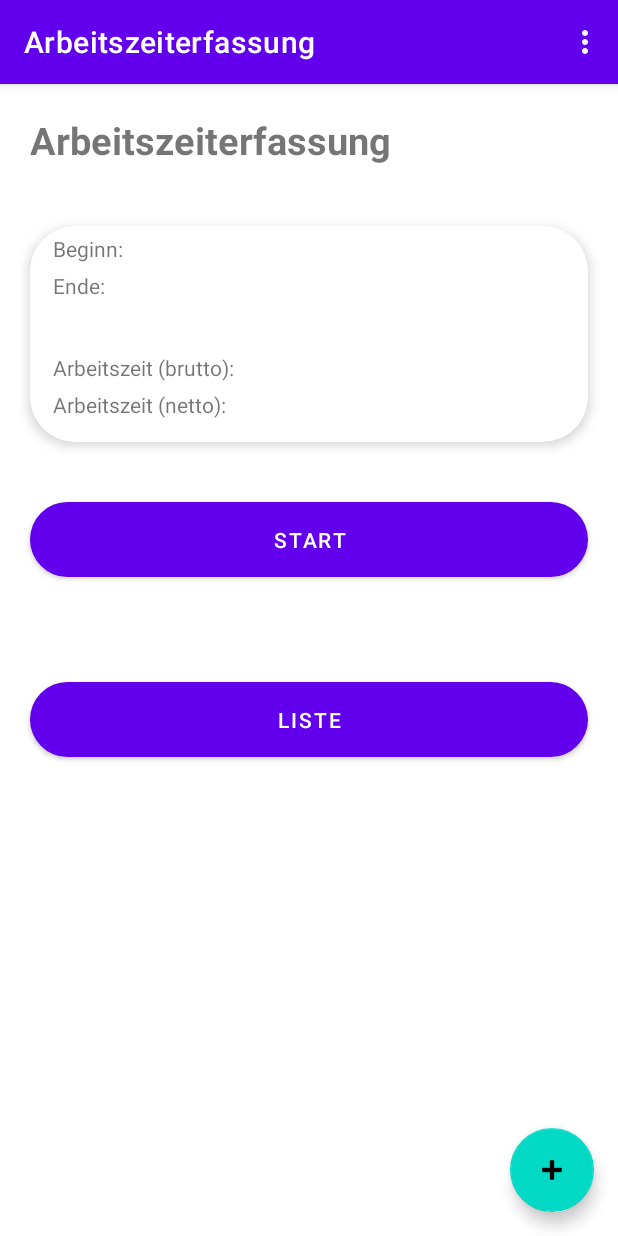
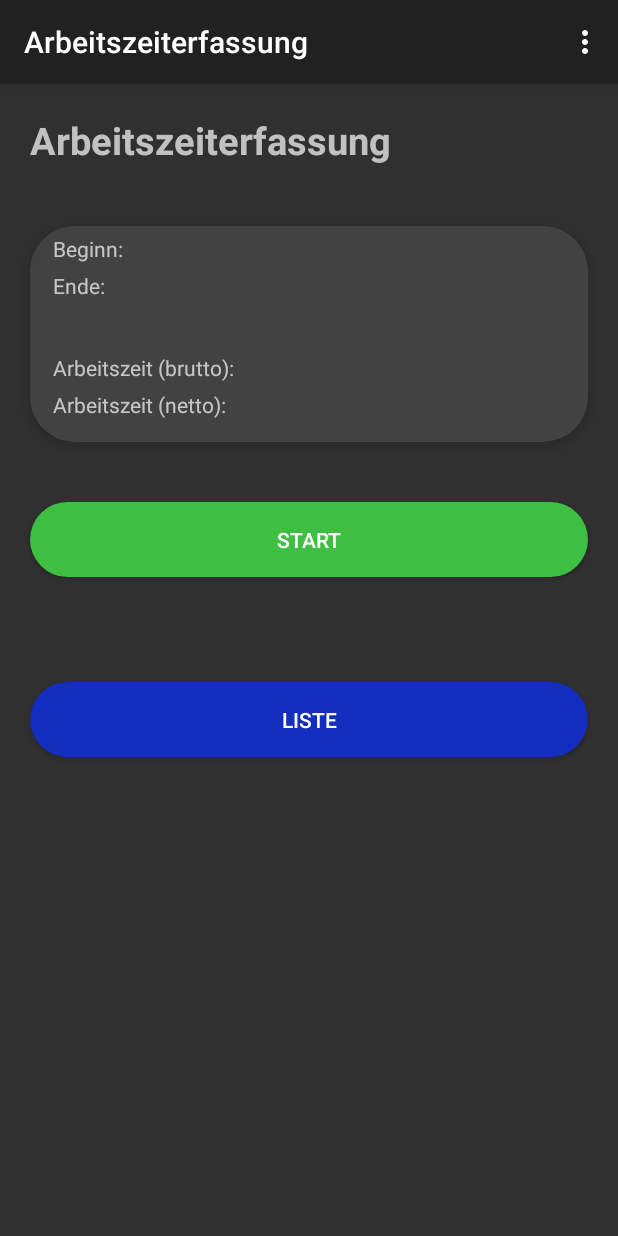
Before and after one commit to TobiKuehn7/ArbeitszeitErfassung_Android, an Android app: the screen it shows after launch (MainActivity), on a phone screen of 412 x 824 dp. Run offline under Robolectric (Android 15) with nearby library versions, the phone set to English and light mode, and no system bars; our stand-ins replace navigation-ui.

Commit message:
added layouts and colors, finally first working version

```diff
--- a/app/src/main/AndroidManifest.xml
+++ b/app/src/main/AndroidManifest.xml
@@ -8,12 +8,12 @@
         android:label="@string/app_name"
         android:roundIcon="@mipmap/ic_launcher_round"
         android:supportsRtl="true"
-        android:theme="@style/Theme.Arbeitszeiterfassung">
+        android:theme="@style/Theme.AppCompat.NoActionBar">
         <activity
             android:name=".MainActivity"
             android:exported="true"
             android:label="@string/app_name"
-            android:theme="@style/Theme.Arbeitszeiterfassung.NoActionBar">
+            android:theme="@style/Theme.AppCompat.NoActionBar">
             <intent-filter>
                 <action android:name="android.intent.action.MAIN" />
 
--- a/app/src/main/java/de/tkapps/arbeitszeiterfassung/HomeFragment.java
+++ b/app/src/main/java/de/tkapps/arbeitszeiterfassung/HomeFragment.java
@@ -147,6 +147,15 @@ public class HomeFragment extends Fragment {
             }
         });
 
+        binding.btnListe.setOnClickListener(new View.OnClickListener() {
+            @Override
+            public void onClick(View view) {
+                // for passing data into new fragment use bundles (https://stackoverflow.com/questions/59452243/android-navigation-component-pass-value-arguments-in-fragments)
+                Toast.makeText(getActivity(), "Open List", Toast.LENGTH_LONG).show();
+                NavHostFragment.findNavController(HomeFragment.this)
+                        .navigate(R.id.action_FirstFragment_to_SecondFragment);
+            }
+        });
     }
 
     @Override
--- a/app/src/main/java/de/tkapps/arbeitszeiterfassung/MainActivity.java
+++ b/app/src/main/java/de/tkapps/arbeitszeiterfassung/MainActivity.java
@@ -37,13 +37,6 @@ public class MainActivity extends AppCompatActivity {
         appBarConfiguration = new AppBarConfiguration.Builder(navController.getGraph()).build();
         NavigationUI.setupActionBarWithNavController(this, navController, appBarConfiguration);
 
-        binding.fab.setOnClickListener(new View.OnClickListener() {
-            @Override
-            public void onClick(View view) {
-                Snackbar.make(view, "Replace with your own action", Snackbar.LENGTH_LONG)
-                        .setAction("Action", null).show();
-            }
-        });
     }
 
     @Override
--- a/app/src/main/res/drawable/button_rounded_blue.xml
+++ b/app/src/main/res/drawable/button_rounded_blue.xml
@@ -2,7 +2,6 @@
 <shape xmlns:android="http://schemas.android.com/apk/res/android"
     android:shape="rectangle" android:padding="10dp">
 
-    <!-- you can use any color you want I used here gray color-->
-    <solid android:color="#3F51B5"/>
+    <solid android:color="@color/purple_500"/>
     <corners android:radius="40dp"/>
 </shape>
--- a/app/src/main/res/drawable/button_rounded_green.xml
+++ b/app/src/main/res/drawable/button_rounded_green.xml
@@ -2,7 +2,6 @@
 <shape xmlns:android="http://schemas.android.com/apk/res/android"
     android:shape="rectangle" android:padding="10dp">
 
-    <!-- you can use any color you want I used here gray color-->
-    <solid android:color="#4CAF50"/>
+    <solid android:color="@color/green"/>
     <corners android:radius="40dp"/>
 </shape>
--- a/app/src/main/res/drawable/button_rounded_red.xml
+++ b/app/src/main/res/drawable/button_rounded_red.xml
@@ -2,7 +2,6 @@
 <shape xmlns:android="http://schemas.android.com/apk/res/android"
     android:shape="rectangle" android:padding="10dp">
 
-    <!-- you can use any color you want I used here gray color-->
-    <solid android:color="#F44336"/>
+    <solid android:color="@color/red"/>
     <corners android:radius="40dp"/>
 </shape>
--- a/app/src/main/res/layout/activity_main.xml
+++ b/app/src/main/res/layout/activity_main.xml
@@ -22,13 +22,4 @@
 
     <include layout="@layout/content_main" />
 
-    <com.google.android.material.floatingactionbutton.FloatingActionButton
-        android:id="@+id/fab"
-        android:layout_width="wrap_content"
-        android:layout_height="wrap_content"
-        android:layout_gravity="bottom|end"
-        android:layout_marginEnd="@dimen/fab_margin"
-        android:layout_marginBottom="16dp"
-        app:srcCompat="@android:drawable/ic_input_add" />
-
 </androidx.coordinatorlayout.widget.CoordinatorLayout>
--- a/app/src/main/res/layout/fragment_home.xml
+++ b/app/src/main/res/layout/fragment_home.xml
@@ -85,31 +85,28 @@
 
     <Button
         android:id="@+id/btn_start"
-        android:background="@drawable/button_rounded_green"
         android:layout_width="match_parent"
         android:layout_height="50dp"
         android:layout_margin="20dp"
+        android:elevation="5dp"
+        android:background="@drawable/button_rounded_green"
+        android:text="START"
         android:textColor="#FFF"
-        android:elevation="5dp"
-        android:visibility="visible"
-        android:onClick="startTimeTracking"
-        android:text="START" />
+        android:visibility="visible" />
 
     <Button
         android:id="@+id/btn_end"
-        android:background="@drawable/button_rounded_red"
         android:layout_width="match_parent"
         android:layout_height="50dp"
         android:layout_margin="20dp"
         android:textColor="#FFF"
         android:elevation="5dp"
         android:visibility="gone"
-        android:onClick="endTimeTracking"
+        android:background="@drawable/button_rounded_red"
         android:text="ENDE" />
 
     <Button
         android:id="@+id/btn_liste"
-        android:background="@drawable/button_rounded_blue"
         android:layout_width="match_parent"
         android:layout_height="50dp"
         android:layout_marginRight="20dp"
@@ -118,7 +115,7 @@
         android:textColor="#FFF"
         android:elevation="5dp"
         android:visibility="visible"
-        android:onClick="openList"
+        android:background="@drawable/button_rounded_blue"
         android:text="LISTE" />
 
 </LinearLayout>
--- a/app/src/main/res/values/colors.xml
+++ b/app/src/main/res/values/colors.xml
@@ -1,10 +1,13 @@
 <?xml version="1.0" encoding="utf-8"?>
 <resources>
-    <color name="purple_200">#FFBB86FC</color>
-    <color name="purple_500">#FF6200EE</color>
-    <color name="purple_700">#FF3700B3</color>
+    <color name="purple_200">#2196F3</color>
+    <color name="purple_500">#132DBC</color>
+    <color name="purple_700">#0119A2</color>
     <color name="teal_200">#FF03DAC5</color>
     <color name="teal_700">#FF018786</color>
+    <color name="blue">#3F51B5</color>
+    <color name="red">#F44336</color>
+    <color name="green">#3EBF44</color>
     <color name="black">#FF000000</color>
     <color name="white">#FFFFFFFF</color>
 </resources>
```
